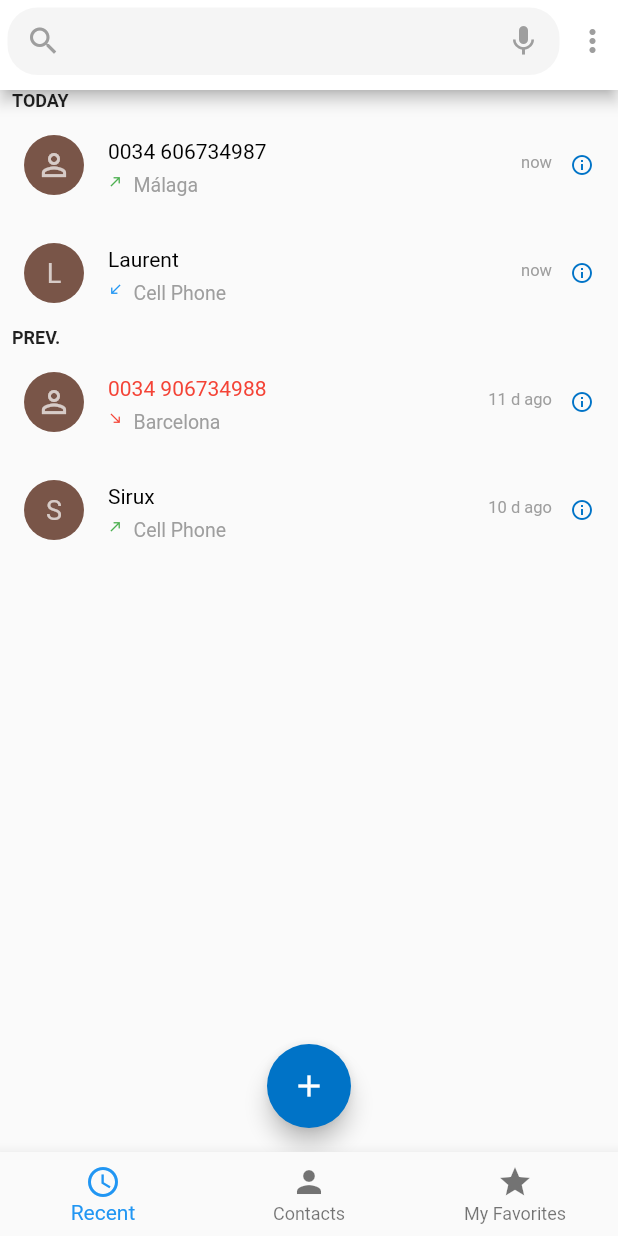
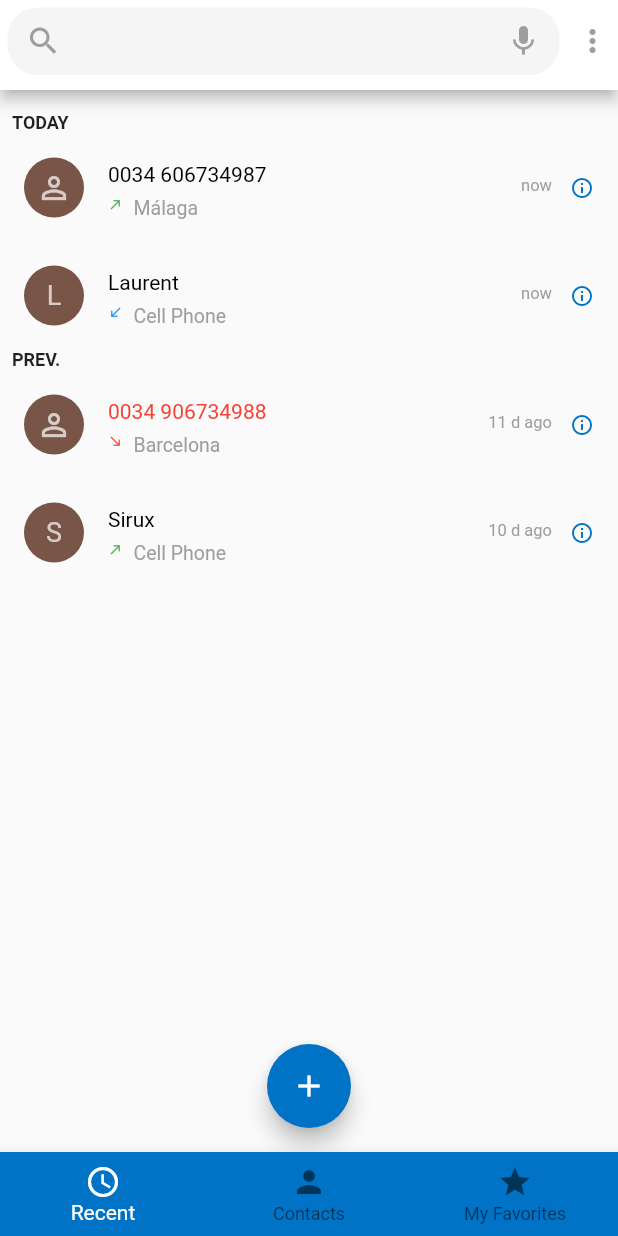
Before and after one commit to anicetkeric/contact_bloc_app, a Flutter app: the screen it shows after launch, on a phone screen of 412 x 824 dp. Run offline on Flutter 3.47's test engine with Material 2 defaults, Android fonts, the phone set to English and light mode, and no system bars; drawn by our look-alikes of grouped_list; our stand-ins replace mask_text_input_formatter.

Commit message:
clean base architecture

```diff
--- a/lib/core/constants/strings.dart
+++ b/lib/core/constants/strings.dart
@@ -7,5 +7,5 @@ class Strings {
   // button action title
   static final createTitleBtn = 'CREATE';
 
-  static final appCopyrightTitle = 'Copyright ©  2021';
+  static final appCopyrightTitle = 'Copyright ©  2023';
 }
--- a/lib/core/shared/utility.dart
+++ b/lib/core/utils/utils.dart
@@ -34,7 +34,7 @@ class Utility {
   }
 
   static String getPassedTime(String date) {
-    if (date == null || date.isEmpty) {
+    if (date.isEmpty) {
       return '';
     }
     String msg = '';
--- a/lib/main.dart
+++ b/lib/main.dart
@@ -1,7 +1,7 @@
 import 'package:contact_bloc_app/core/constants/route_constants.dart';
 import 'package:contact_bloc_app/core/constants/strings.dart';
 import 'package:contact_bloc_app/core/themes/app_theme.dart';
-import 'package:contact_bloc_app/ui/router/app_router.dart';
+import 'package:contact_bloc_app/views/router/app_router.dart';
 import 'package:flutter/material.dart';
 
 void main() {
@@ -19,7 +19,5 @@ class App extends StatelessWidget {
         initialRoute: RouteConstants.splash,
         onGenerateRoute: AppRouter.onGenerateRoute,
     );
-
-
   }
 }
--- a/lib/ui/screen/contacts/recent_screen.dart
+++ /dev/null
@@ -1,107 +0,0 @@
-import 'dart:math';
-
-import 'package:contact_bloc_app/core/shared/utility.dart';
-import 'package:contact_bloc_app/data/json/dummy_json.dart';
-import 'package:contact_bloc_app/data/models/CallType.dart';
-import 'package:contact_bloc_app/ui/widget/app_bar.dart';
-import 'package:contact_bloc_app/ui/widget/new_contacts_floating_action.dart';
-import 'package:flutter/material.dart';
-import 'package:grouped_list/grouped_list.dart';
-
-class RecentScreen extends StatefulWidget {
-  @override
-  _RecentScreenState createState() => _RecentScreenState();
-}
-
-class _RecentScreenState extends State<RecentScreen> {
-  @override
-  Widget build(BuildContext context) {
-    return  Scaffold(
-        appBar: Appbar(),
-        floatingActionButton: NewContactFloatingAction(),
-        floatingActionButtonLocation: FloatingActionButtonLocation.centerFloat,
-      body: GroupedListView<dynamic, String>(
-        elements: recentDummyData,
-        groupBy: (element) => _groupingListTitle(element.dateStart).toUpperCase(),
-        groupComparator: (value1, value2) => value2.compareTo(value1),
-        order: GroupedListOrder.DESC,
-        useStickyGroupSeparators: false,
-        groupSeparatorBuilder: (String value) => Padding(
-          padding: const EdgeInsets.only(left: 8.0),
-          child: Text(
-            value.split(" ")[1],
-            textAlign: TextAlign.start,
-            style: TextStyle(fontSize: 12, fontWeight: FontWeight.bold),
-          ),
-        ),
-        itemBuilder: (c, element) {
-          return Column(
-            children: <Widget>[
-              ListTile(
-                leading: CircleAvatar(
-                  backgroundColor: Colors.primaries[Random().nextInt(Colors.primaries.length)],
-                  child: element.phoneNumber != null ? Icon(Icons.person_outline, color: Colors.white70,) : Text(
-                     element.contact.name.substring(0, 1).toUpperCase() ,
-                    style: TextStyle(fontSize: 18, color: Colors.white70),
-                  ),
-                ),
-                title: Row(
-                  children: <Widget>[
-                    Text(element.phoneNumber != null ? element.phoneNumber : element.contact.name,
-                    style: TextStyle(color: element.type == CallType.MISSED ?  Colors.red : Colors.black,
-                    fontSize: 14.0
-                    ),
-                    ),
-                  ],
-                ),
-                subtitle: Wrap(
-                  spacing: 7.0, // space between two icons
-                  children: <Widget>[
-                    Icon(
-                      element.type == CallType.OUTBOUND ?  Icons.north_east :
-                      element.type == CallType.INBOUND ?  Icons.south_west :
-                      Icons.south_east,
-                      size: 10.0,
-                      color:
-                      element.type == CallType.OUTBOUND ? Colors.green:
-                      element.type == CallType.INBOUND ?  Colors.blue:
-                      Colors.red,
-                    ),
-                    Text(element.location != null ? element.location : "Cell Phone", style: TextStyle(
-                        fontWeight: FontWeight.normal,
-                        fontSize: 13.0,
-                        color:  Colors.grey)),
-                  ],
-                ),
-                trailing: Wrap(
-                  spacing: 12, // space between two icons
-                  children: <Widget>[
-                    Text(Utility.getPassedTime(element.dateStart.toString()), style: TextStyle(
-                        fontWeight: FontWeight.normal,
-                        fontSize: 11.0,
-                        color:  Colors.grey)),
-                    Icon(
-                      Icons.info_outline,
-                      size: 16.0,
-                      color: Theme.of(context).primaryColor,
-                    ), // icon-2
-                  ],
-                ),
-              ),
-            ],
-          );
-        },
-      )
-    );
-  }
-}
-  String _groupingListTitle(DateTime datetime){
-    var diff = DateTime.now().difference(datetime);
-    if (diff.inDays < 1) {
-      return "A Today";
-    } else if (diff.inDays <= 2) {
-      return "B Yesterday";
-    } else {
-      return "C PREV.";
-    }
-  }
--- a/lib/ui/screen/contacts/contact_add_screen.dart
+++ b/lib/views/screen/contacts/contact_add_screen.dart
@@ -1,7 +1,7 @@
 
 import 'package:flutter/material.dart';
 import 'package:flutter/services.dart';
-import 'package:masked_text/masked_text.dart';
+import 'package:mask_text_input_formatter/mask_text_input_formatter.dart';
 
 class ContactAddScreen extends StatefulWidget {
   @override
@@ -30,12 +30,12 @@ class _ContactAddScreenState extends State<ContactAddScreen> {
         LengthLimitingTextInputFormatter(45),
       ],
       decoration: InputDecoration(
-        labelText: 'Nome',
+        labelText: 'First Name',
         icon: Icon(Icons.person),
       ),
       validator: (value) {
         if (value!.isEmpty) {
-          return 'Obrigatório';
+          return 'Required';
         }
         return null;
       },
@@ -48,7 +48,7 @@ class _ContactAddScreenState extends State<ContactAddScreen> {
         LengthLimitingTextInputFormatter(25),
       ],
       decoration: InputDecoration(
-        labelText: 'Apelido',
+        labelText: 'Last Name',
         icon: Icon(Icons.person),
       ),
     );
@@ -60,21 +60,29 @@ class _ContactAddScreenState extends State<ContactAddScreen> {
       ],
       keyboardType: TextInputType.text,
       decoration: InputDecoration(
-        labelText: 'Trabalho',
+        labelText: 'Work',
         icon: Icon(Icons.work),
       ),
     );
 
-    MaskedTextField inputPhoneNumber = new MaskedTextField(
+    MaskTextInputFormatter phoneFormatter(){
+      return MaskTextInputFormatter(mask: '+###-###-###-####', filter: { "#": RegExp(r'[0-9]') });
+    }
+
+    TextFormField inputPhoneNumber = TextFormField(
       controller: _cPhoneNumber,
-      mask: "(xxx) xxxxx-xxxx",
-      maxLength: 16,
+      inputFormatters: [
+        LengthLimitingTextInputFormatter(13),
+        phoneFormatter()
+      ],
       keyboardType: TextInputType.phone,
-    /*  inputDecoration: new InputDecoration(
-        labelText: "Telefone",
+      decoration: InputDecoration(
+        labelText: 'Phone',
         icon: Icon(Icons.phone),
-      ),*/
+      ),
     );
+
+
 
     TextFormField inputEmail = TextFormField(
       controller: _cEmail,
@@ -109,7 +117,7 @@ class _ContactAddScreenState extends State<ContactAddScreen> {
           height: 120.0,
           child: CircleAvatar(
             child: Icon(
-              Icons.camera_alt,
+              Icons.person,
             ),
           ),
         ),
@@ -145,13 +153,13 @@ class _ContactAddScreenState extends State<ContactAddScreen> {
             Navigator.of(context).pop();
           },
         ),
-        title: Text("Criar novo contato"),
+        title: Text("Create new contact"),
         actions: <Widget>[
           Container(
             width: 80,
             child: IconButton(
               icon: Text(
-                'SALVAR',
+                'SAVE',
                 style: TextStyle(fontWeight: FontWeight.bold),
               ),
               onPressed: () {
--- a/lib/ui/screen/contacts/contact_detail_screen.dart
+++ b/lib/views/screen/contacts/contact_detail_screen.dart
@@ -1,4 +1,4 @@
-import 'package:contact_bloc_app/ui/widget/app_bar.dart';
+import 'package:contact_bloc_app/views/widget/app_bar.dart';
 import 'package:flutter/material.dart';
 
 class ContactDetailScreen extends StatefulWidget {
--- a/lib/ui/screen/contacts/contacts_screen.dart
+++ b/lib/views/screen/contacts/contacts_screen.dart
@@ -2,8 +2,8 @@ import 'dart:math';
 
 import 'package:contact_bloc_app/core/constants/route_constants.dart';
 import 'package:contact_bloc_app/data/models/contact_model.dart';
-import 'package:contact_bloc_app/ui/widget/app_bar.dart';
-import 'package:contact_bloc_app/ui/widget/new_contacts_floating_action.dart';
+import 'package:contact_bloc_app/views/widget/app_bar.dart';
+import 'package:contact_bloc_app/views/widget/new_contacts_floating_action.dart';
 import 'package:flutter/material.dart';
 import 'package:grouped_list/grouped_list.dart';
 
@@ -20,6 +20,7 @@ class _ContactScreenState extends State<ContactScreen> {
       floatingActionButton: NewContactFloatingAction(),
       floatingActionButtonLocation: FloatingActionButtonLocation.centerFloat,
       body: Container(
+        padding: EdgeInsets.only(top: 15),
         child: RefreshIndicator(
           child: GroupedListView<dynamic, String>(
             elements: contactDummyData,
--- a/lib/ui/screen/contacts/favorites_screen.dart
+++ b/lib/views/screen/contacts/favorites_screen.dart
@@ -1,8 +1,8 @@
 import 'dart:math';
 
 import 'package:contact_bloc_app/data/json/dummy_json.dart';
-import 'package:contact_bloc_app/ui/widget/app_bar.dart';
-import 'package:contact_bloc_app/ui/widget/new_contacts_floating_action.dart';
+import 'package:contact_bloc_app/views/widget/app_bar.dart';
+import 'package:contact_bloc_app/views/widget/new_contacts_floating_action.dart';
 import 'package:flutter/cupertino.dart';
 import 'package:flutter/material.dart';
 
--- /dev/null
+++ b/lib/views/screen/contacts/recent_screen.dart
@@ -0,0 +1,131 @@
+import 'dart:math';
+
+import 'package:contact_bloc_app/core/utils//utils.dart';
+import 'package:contact_bloc_app/data/json/dummy_json.dart';
+import 'package:contact_bloc_app/data/models/CallType.dart';
+import 'package:contact_bloc_app/views/widget/app_bar.dart';
+import 'package:contact_bloc_app/views/widget/new_contacts_floating_action.dart';
+import 'package:flutter/material.dart';
+import 'package:grouped_list/grouped_list.dart';
+
+class RecentScreen extends StatefulWidget {
+  @override
+  _RecentScreenState createState() => _RecentScreenState();
+}
+
+class _RecentScreenState extends State<RecentScreen> {
+  @override
+  Widget build(BuildContext context) {
+    return Scaffold(
+        appBar: Appbar(),
+        floatingActionButton: NewContactFloatingAction(),
+        floatingActionButtonLocation: FloatingActionButtonLocation.centerFloat,
+        body: Container(
+          padding: EdgeInsets.only(top: 15),
+          child: GroupedListView<dynamic, String>(
+            elements: recentDummyData,
+            groupBy: (element) =>
+                _groupingListTitle(element.dateStart).toUpperCase(),
+            groupComparator: (value1, value2) => value2.compareTo(value1),
+            order: GroupedListOrder.DESC,
+            useStickyGroupSeparators: false,
+            groupSeparatorBuilder: (String value) => Padding(
+              padding: const EdgeInsets.only(left: 8.0),
+              child: Text(
+                value.split(" ")[1],
+                textAlign: TextAlign.start,
+                style: TextStyle(fontSize: 12, fontWeight: FontWeight.bold),
+              ),
+            ),
+            itemBuilder: (c, element) {
+              return Column(
+                children: <Widget>[
+                  ListTile(
+                    leading: CircleAvatar(
+                      backgroundColor: Colors
+                          .primaries[Random().nextInt(Colors.primaries.length)],
+                      child: element.phoneNumber != null
+                          ? Icon(
+                              Icons.person_outline,
+                              color: Colors.white70,
+                            )
+                          : Text(
+                              element.contact.name.substring(0, 1).toUpperCase(),
+                              style:
+                                  TextStyle(fontSize: 18, color: Colors.white70),
+                            ),
+                    ),
+                    title: Row(
+                      children: <Widget>[
+                        Text(
+                          element.phoneNumber != null
+                              ? element.phoneNumber
+                              : element.contact.name,
+                          style: TextStyle(
+                              color: element.type == CallType.MISSED
+                                  ? Colors.red
+                                  : Colors.black,
+                              fontSize: 14.0),
+                        ),
+                      ],
+                    ),
+                    subtitle: Wrap(
+                      spacing: 7.0, // space between two icons
+                      children: <Widget>[
+                        Icon(
+                          element.type == CallType.OUTBOUND
+                              ? Icons.north_east
+                              : element.type == CallType.INBOUND
+                                  ? Icons.south_west
+                                  : Icons.south_east,
+                          size: 10.0,
+                          color: element.type == CallType.OUTBOUND
+                              ? Colors.green
+                              : element.type == CallType.INBOUND
+                                  ? Colors.blue
+                                  : Colors.red,
+                        ),
+                        Text(
+                            element.location != null
+                                ? element.location
+                                : "Cell Phone",
+                            style: TextStyle(
+                                fontWeight: FontWeight.normal,
+                                fontSize: 13.0,
+                                color: Colors.grey)),
+                      ],
+                    ),
+                    trailing: Wrap(
+                      spacing: 12, // space between two icons
+                      children: <Widget>[
+                        Text(Utility.getPassedTime(element.dateStart.toString()),
+                            style: TextStyle(
+                                fontWeight: FontWeight.normal,
+                                fontSize: 11.0,
+                                color: Colors.grey)),
+                        Icon(
+                          Icons.info_outline,
+                          size: 16.0,
+                          color: Theme.of(context).primaryColor,
+                        ), // icon-2
+                      ],
+                    ),
+                  ),
+                ],
+              );
+            },
+          ),
+        ));
+  }
+}
+
+String _groupingListTitle(DateTime datetime) {
+  var diff = DateTime.now().difference(datetime);
+  if (diff.inDays < 1) {
+    return "A Today";
+  } else if (diff.inDays <= 2) {
+    return "B Yesterday";
+  } else {
+    return "C PREV.";
+  }
+}
--- a/lib/ui/screen/tab_menu/navigation_menu.dart
+++ b/lib/views/screen/tab_menu/navigation_menu.dart
@@ -46,6 +46,8 @@ class _NavigationMenuState extends State<NavigationMenu> {
         ),
       ),
       bottomNavigationBar: BottomNavigationBar(
+        backgroundColor: Theme.of(context).primaryColor,
+        selectedItemColor: Colors.white,
         type: BottomNavigationBarType.fixed,
         items: const <BottomNavigationBarItem>[
           BottomNavigationBarItem(
--- a/lib/ui/screen/tab_menu/navigator_screen.dart
+++ b/lib/views/screen/tab_menu/navigator_screen.dart
@@ -1,6 +1,6 @@
-import 'package:contact_bloc_app/ui/screen/contacts/contacts_screen.dart';
-import 'package:contact_bloc_app/ui/screen/contacts/favorites_screen.dart';
-import 'package:contact_bloc_app/ui/screen/contacts/recent_screen.dart';
+import 'package:contact_bloc_app/views/screen/contacts/contacts_screen.dart';
+import 'package:contact_bloc_app/views/screen/contacts/favorites_screen.dart';
+import 'package:contact_bloc_app/views/screen/contacts/recent_screen.dart';
 import 'package:flutter/material.dart';
 
 class NavigatorScreen extends StatefulWidget {
--- a/lib/ui/widget/new_contacts_floating_action.dart
+++ b/lib/views/widget/new_contacts_floating_action.dart
@@ -1,5 +1,5 @@
 import 'package:contact_bloc_app/core/constants/route_constants.dart';
-import 'package:contact_bloc_app/ui/screen/contacts/contact_add_screen.dart';
+import 'package:contact_bloc_app/views/screen/contacts/contact_add_screen.dart';
 import 'package:flutter/material.dart';
 
 class NewContactFloatingAction extends StatelessWidget {
--- a/pubspec.yaml
+++ b/pubspec.yaml
@@ -31,9 +31,9 @@ dependencies:
   bloc: ^8.1.2
   url_launcher: ^6.0.4
   flutter_sticky_header: ^0.6.0
-  masked_text: ^1.1.2
   grouped_list: ^4.0.0
   intl: ^0.18.1
+  mask_text_input_formatter: ^2.5.0
 
 dev_dependencies:
   flutter_test:
```
Also changed, not shown: lib/views/router/app_router.dart (renamed from lib/ui/router/app_router.dart, +4 -4 lines), lib/views/screen/splash_screen.dart (renamed from lib/ui/screen/splash_screen.dart), lib/views/widget/app_bar.dart (renamed from lib/ui/widget/app_bar.dart), pubspec.lock.
